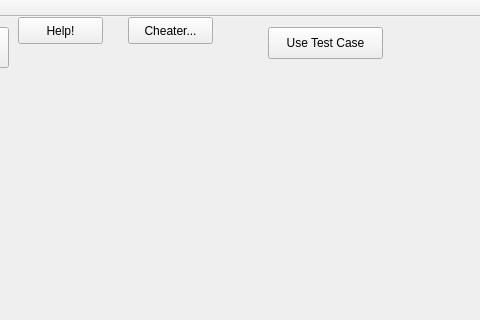
This is road_race/roadrace.ui in bjuppl/roadrace as Qt 5 draws it before an edit; both pictures show x 442 to 922 and y 0 to 320 of the 922 by 709 pixel window. The edited form follows.
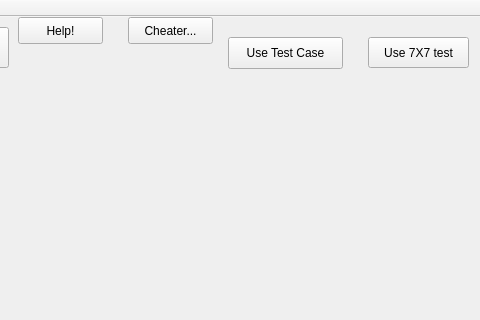
This is the edited form.

Commit message: Extra test case

Patch:
```diff
--- a/road_race/roadrace.ui
+++ b/road_race/roadrace.ui
@@ -17,8 +17,8 @@
    <widget class="QPushButton" name="btnStuff">
     <property name="geometry">
      <rect>
-      <x>710</x>
-      <y>10</y>
+      <x>670</x>
+      <y>20</y>
       <width>115</width>
       <height>32</height>
      </rect>
@@ -312,6 +312,19 @@
      <string>Save the Game</string>
     </property>
    </widget>
+   <widget class="QPushButton" name="tst2Btn">
+    <property name="geometry">
+     <rect>
+      <x>810</x>
+      <y>20</y>
+      <width>101</width>
+      <height>31</height>
+     </rect>
+    </property>
+    <property name="text">
+     <string>Use 7X7 test</string>
+    </property>
+   </widget>
   </widget>
   <widget class="QToolBar" name="mainToolBar">
    <attribute name="toolBarArea">
```
The commit also changes 19 other files.
